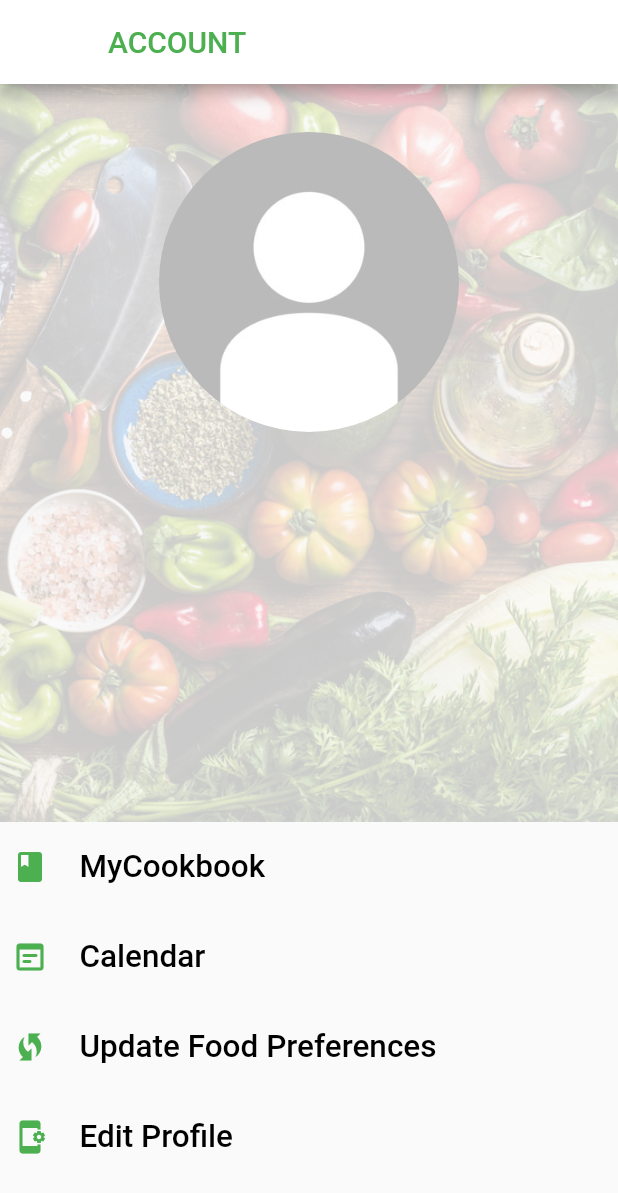
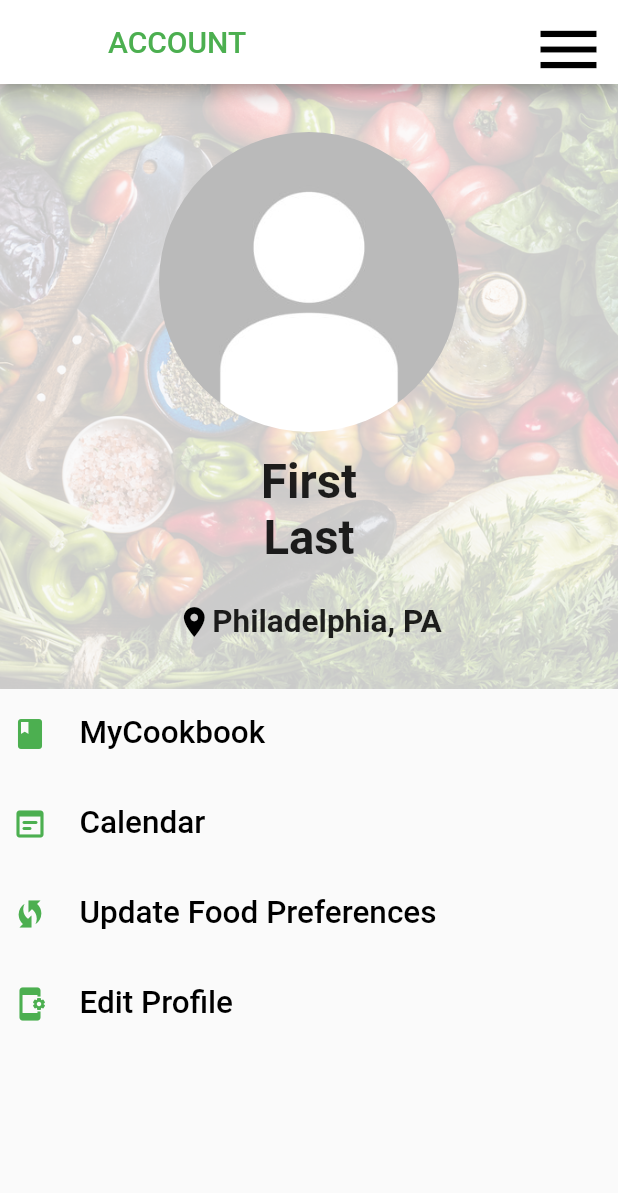
Before and after one commit to Capstone-Projects-2022-Spring/project-gorecipe, a Flutter app: the Profile screen opened directly, on a phone screen of 412 x 824 dp. Shown: the top 1193 px of the screen. Run offline on Flutter 3.47's test engine with Material 2 defaults, Android fonts, the phone set to English and light mode, and no system bars; our stand-ins replace camera, shared_preferences; accounts and stored records are empty.

Commit message:
Revert "Profile connect api"

```diff
--- a/GoRECIPE/gorecipe/lib/Models/User.dart
+++ /dev/null
@@ -1,48 +0,0 @@
-import 'dart:core';
-
-class User {
-
-  final int id;
-  final String username;
-  final String password;
-  final String email;
-  final String firstName;
-  final String lastName;
-  final String birthDate;
-
-  // we dont need these yet so let's not worry about them not working
-  // final List<dynamic> dietaryRestrictions;
-  // final List<dynamic> favoriteIngredients;
-  // final List<Object> savedRecipes;
-
-  const User({
-    required this.id,
-    required this.username,
-    required this.password,
-    required this.email,
-    required this.firstName,
-    required this.lastName,
-    required this.birthDate});
-    // required this.dietaryRestrictions,
-    // required this.favoriteIngredients,
-    // required this.savedRecipes});
-
-  factory User.fromJson(Map<String, dynamic> json) {
-    return User(
-        id: json['id'],
-        username: json['username'],
-        password: json['password'],
-        email: json['email'],
-        firstName: json['firstName'],
-        lastName: json['lastName'],
-        birthDate: json['birthDate']);
-        // dietaryRestrictions: json['dietaryRestrictions'],
-        // favoriteIngredients: json['favoriteIngredients'],
-        // savedRecipes: json['savedRecpes']);
-  }
-
-  @override
-  String toString() {
-    return 'User{id: $id, username: $username, password: $password, email: $email, firstName: $firstName, lastName: $lastName, birthDate: $birthDate}';
-  }
-}
--- a/GoRECIPE/gorecipe/lib/Screens/home_screen.dart
+++ b/GoRECIPE/gorecipe/lib/Screens/home_screen.dart
@@ -1,7 +1,5 @@
 import 'package:flutter/material.dart';
 // ignore: unused_import
-
-// import 'package:gorecipe/Screens/forgot_password.dart';
 //import 'package:gorecipe/Screens/forgot_password.dart';
 //import 'package:gorecipe/Screens/forgot_password.dart';
 import 'package:gorecipe/Screens/profile.dart';
--- a/GoRECIPE/gorecipe/lib/Screens/profile.dart
+++ b/GoRECIPE/gorecipe/lib/Screens/profile.dart
@@ -1,12 +1,5 @@
-import 'dart:convert';
 import 'package:flutter/material.dart';
 import 'package:gorecipe/Screens/edit_account.dart';
-import '../Models/User.dart';
-import 'package:http/http.dart' as http;
-import 'package:gorecipe/Screens/scan_home_page.dart';
-import 'package:gorecipe/Screens/want_to_add_ingredient.dart';
-import 'package:gorecipe/Screens/welcome_screen.dart';
-import 'package:gorecipe/Screens/home_screen.dart';
 
 // View profile page
 
@@ -24,72 +17,29 @@ class Profile extends StatefulWidget {
 class _Profile extends State<Profile> {
 
   @override
-  void initState() {
-    super.initState();
-    getUser(userId: 1);
-  }
-
-  late User currentUser;
-
-  Future getUser({required int userId}) async {
-    final response = await http.get(
-        Uri.parse('http://gorecipe.us-east-2.elasticbeanstalk.com/api/users/' +
-            userId.toString()),
-        headers: <String, String>{
-          'Content-Type': 'application/json; charset=UTF-8',
-          'Access-Control-Allow-Origin': '*'
-        });
-
-    User user = User.fromJson(jsonDecode(response.body));
-
-    setState(() {
-      currentUser = user;
-    });
-  }
-
-  @override
   Widget build(BuildContext context){
 
-    final firstName = Text(
-      currentUser.firstName,
+    const firstName = Text(
+      "First",
       textAlign: TextAlign.center,
       textScaleFactor: 2.25,
-      style: const TextStyle(
+      style: TextStyle(
         fontWeight: FontWeight.bold,
       ),
     );
-    final lastName = Text(
-      currentUser.lastName,
+    const lastName = Text(
+      "Last",
       textAlign: TextAlign.center,
       textScaleFactor: 2.25,
-      style: const TextStyle(
+      style: TextStyle(
         fontWeight: FontWeight.bold,
       ),
     );
-
-    final userName = Text(
-      currentUser.username,
+    const location = Text(
+      "Philadelphia, PA",
       textAlign: TextAlign.center,
-      textScaleFactor: 2.0,
-      style: const TextStyle(
-        fontWeight: FontWeight.bold,
-      ),
-    );
-
-    final email = Text(
-      currentUser.email,
-      textAlign: TextAlign.center,
-      textScaleFactor: 2.0,
-      style: const TextStyle(
-        fontWeight: FontWeight.bold,
-      ),
-    );
-
-    final birthday = Text(
-      currentUser.birthDate,
-      textAlign: TextAlign.center,
-      textScaleFactor: 2.0,
-      style: const TextStyle(
+      textScaleFactor: 1.5,
+      style: TextStyle(
         fontWeight: FontWeight.bold,
       ),
     );
@@ -101,8 +51,7 @@ class _Profile extends State<Profile> {
               color: Colors.green,
             ),),
           backgroundColor: Colors.white,
-
-          /*actions: <Widget>[
+          actions: <Widget>[
             IconButton(
               icon: const Icon(Icons.menu),
               iconSize: 50,
@@ -126,101 +75,8 @@ class _Profile extends State<Profile> {
                 ));
               },
             ),
-          ],*/
-        ),
-      endDrawer: Drawer(
-        child: ListView(
-          padding: EdgeInsets.zero,
-          children: <Widget>[
-            const DrawerHeader(
-              decoration: BoxDecoration(
-                color: Colors.green,
-              ),
-              child: Text(
-                'GoRecipe',
-                style: TextStyle(
-                  color: Colors.white,
-                  fontSize: 24,
-                ),
-              ),
-            ),
-            ListTile(
-                leading: const Icon(Icons.home),
-                title: const Text('Home'),
-                onTap: () {
-                  Navigator.push(
-                      context,
-                      MaterialPageRoute(
-                          builder: (context) => const HomeScreen(
-                            key: ObjectKey('welcome page'),
-                          )));
-
-                  //idk why this isnt working
-                  //   navigation im confused everything is giving me an error
-                  // onTap: () => HomeScreen(),
-
-                  //   onTap: () {
-                  //   Navigator.pop(context);
-
-                  //},
-                }),
-            const ListTile(
-              leading: Icon(Icons.set_meal),
-              title: Text('Set Food Preference'),
-            ),
-            const ListTile(
-              leading: Icon(Icons.book),
-              title: Text('MyCookBook'),
-            ),
-            const ListTile(
-              leading: Icon(Icons.calendar_today_outlined),
-              title: Text('Calendar'),
-            ),
-            ListTile(
-              leading: const Icon(Icons.settings),
-              title: const Text('Settings'),
-              onTap: () {
-                Navigator.push(
-                    context,
-                    MaterialPageRoute(
-                        builder: (context) => const Profile(
-                            key: ObjectKey('profile page'),
-                            title: 'profile page')));
-              },
-            ),
-            const ListTile(
-              leading: Icon(Icons.help_center),
-              title: Text('Help'),
-            ),
-            // putting the scan oon the dropdown menu for now
-
-            ListTile(
-                leading: const Icon(Icons.camera),
-                title: const Text('Scan'),
-                onTap: () {
-                  Navigator.push(
-                      context,
-                      MaterialPageRoute(
-                          builder: (context) => const ScanHomeScreen(
-                            key: ObjectKey(
-                                'want to add this an ingredient?'),
-                          )));
-                }),
-
-            ListTile(
-                leading: const Icon(Icons.logout),
-                title: const Text('Log Out'),
-                onTap: () {
-                  Navigator.push(
-                      context,
-                      MaterialPageRoute(
-                          builder: (context) => const WelcomeScreen(
-                              key: ObjectKey('welcome page'),
-                              title: 'welcome page')));
-                }),
           ],
         ),
-      ),
 
       body: Center(
         child: Column(
@@ -253,17 +109,19 @@ class _Profile extends State<Profile> {
                       const SizedBox(height: 15.0),
                       firstName,
                       lastName,
-                      const SizedBox(height: 15.0),
-                      userName,
-                      email,
-                      birthday,
                       const SizedBox(
                         height: 25.0,
                       ),
                       Row(
                         mainAxisAlignment: MainAxisAlignment.center,
                         children: const <Widget>[
-
+                          Icon(
+                            Icons.location_on,
+                            color: Colors.black,
+                            size: 24.0,
+                            semanticLabel: 'location symbol',
+                          ),
+                          location,
                         ],
                       ),
 
```
Also changed, not shown: GoRECIPE/gorecipe/lib/Screens/edit_account.dart (+2 -34 lines), GoRECIPE/gorecipe/pubspec.lock (added), 1 other file.
